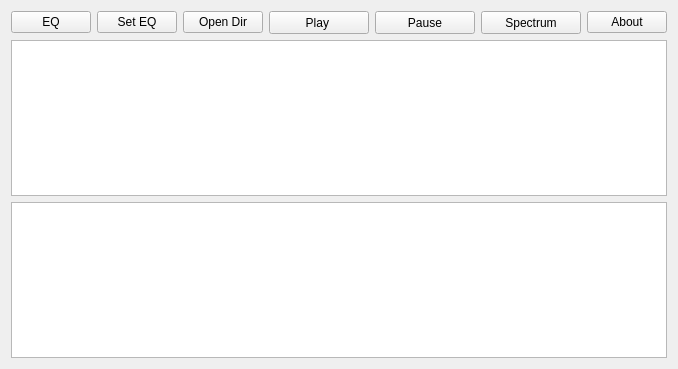
manushanga/vrok, file frontend/vrokmain.ui: the form before one commit.
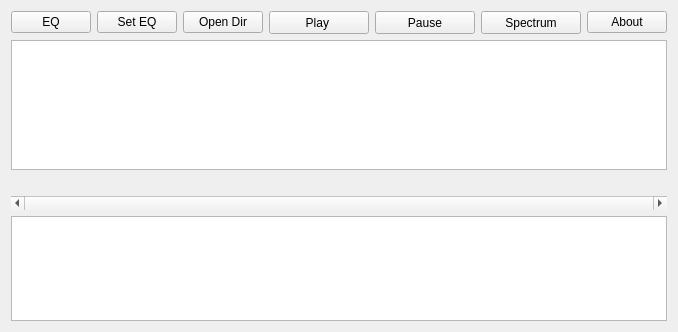
The form after the commit.

Commit message: alot of fixes and FolderSeek

Diff of the .ui file:
```diff
--- a/frontend/vrokmain.ui
+++ b/frontend/vrokmain.ui
@@ -6,8 +6,8 @@
    <rect>
     <x>0</x>
     <y>0</y>
-    <width>610</width>
-    <height>369</height>
+    <width>656</width>
+    <height>332</height>
    </rect>
   </property>
   <property name="windowTitle">
@@ -175,17 +175,46 @@
       <property name="minimumSize">
        <size>
         <width>0</width>
-        <height>100</height>
+        <height>130</height>
        </size>
       </property>
       <property name="maximumSize">
        <size>
         <width>16777215</width>
-        <height>16777215</height>
+        <height>130</height>
        </size>
       </property>
      </widget>
     </item>
+    <item>
+     <widget class="QLabel" name="lblDisplay">
+      <property name="inputMethodHints">
+       <set>Qt::ImhDialableCharactersOnly</set>
+      </property>
+      <property name="text">
+       <string notr="true"/>
+      </property>
+      <property name="textFormat">
+       <enum>Qt::PlainText</enum>
+      </property>
+      <property name="alignment">
+       <set>Qt::AlignCenter</set>
+      </property>
+     </widget>
+    </item>
+    <item>
+     <widget class="QScrollBar" name="sbFolderSeek">
+      <property name="minimum">
+       <number>0</number>
+      </property>
+      <property name="maximum">
+       <number>0</number>
+      </property>
+      <property name="orientation">
+       <enum>Qt::Horizontal</enum>
+      </property>
+     </widget>
+    </item>
     <item>
      <widget class="QListView" name="lvFiles">
       <property name="editTriggers">
```
The commit also changes 6 other files.
